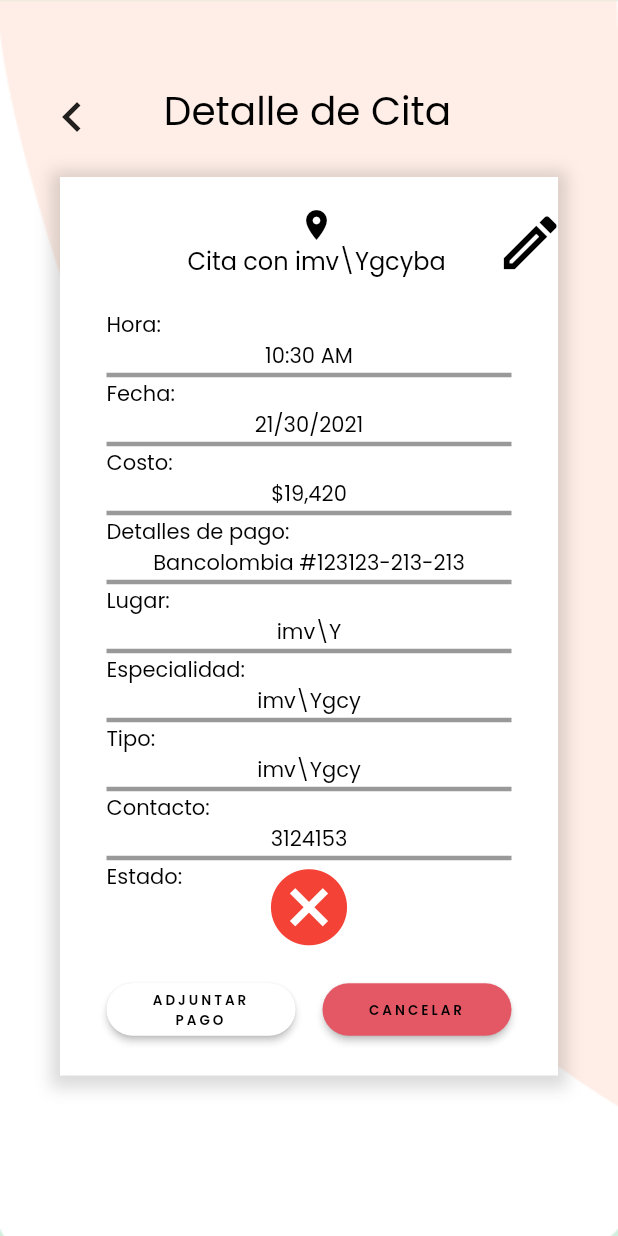
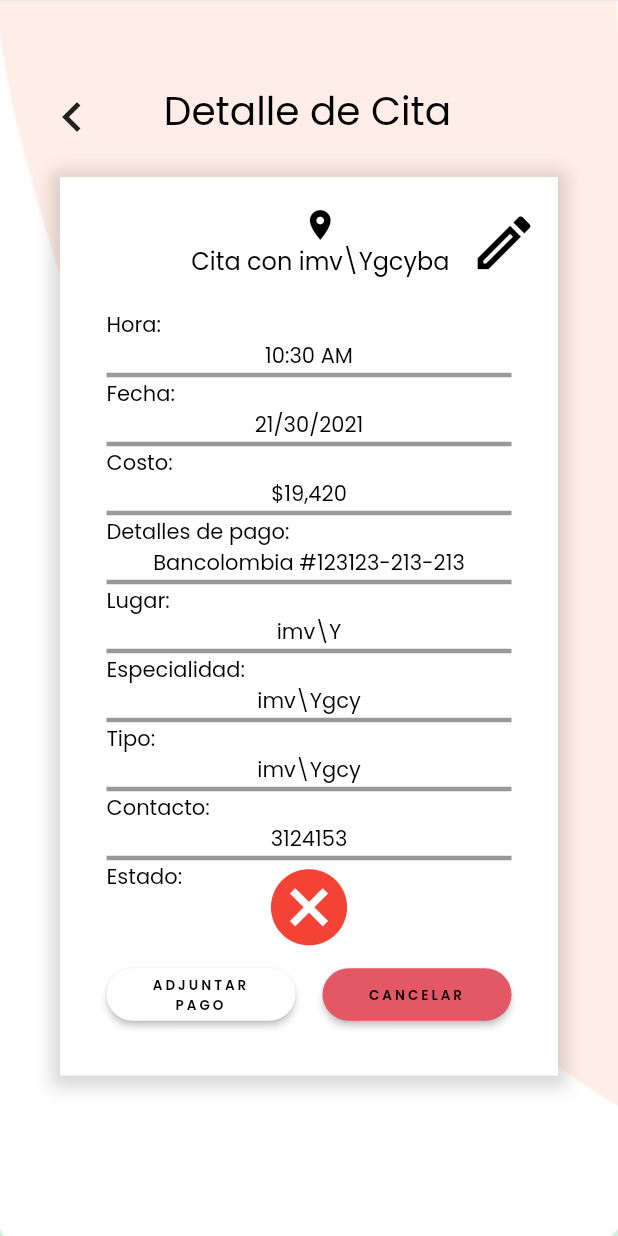
Before and after one commit to santiagocarod/Hablemos, a Flutter app: the PantallaInicio screen opened by its route, after a tap on "Citas", on a phone screen of 412 x 824 dp. Run offline on Flutter 3.47's test engine with Material 2 defaults, Android fonts, the phone set to English and light mode, and no system bars; our stand-ins replace firebase_auth, firebase_core, google_fonts, rxdart; accounts and stored records are empty.

Commit message:
issue30 correcciones

```diff
--- a/lib/presentation/pacient/dateDetails.dart
+++ b/lib/presentation/pacient/dateDetails.dart
@@ -103,12 +103,6 @@ Widget _boxInfo(BuildContext context, Size size, Cita cita) {
           _type(context, cita),
           _contact(context, cita),
           _state(context, cita),
-          SafeArea(
-            child: Container(
-              height: 10.0,
-              width: double.infinity,
-            ),
-          ),
           _buttons(context),
         ],
       ),
@@ -122,7 +116,7 @@ Widget _name(BuildContext context, Cita cita) {
   return Stack(
     children: <Widget>[
       Container(
-        margin: EdgeInsets.only(top: 20.0, bottom: 20.0, left: 85.0),
+        margin: EdgeInsets.only(top: 20.0, bottom: 20.0, left: 75.0),
         child: Column(
           crossAxisAlignment: CrossAxisAlignment.center,
           mainAxisAlignment: MainAxisAlignment.center,
@@ -151,7 +145,7 @@ Widget _name(BuildContext context, Cita cita) {
 // Edit button
 Widget _editButton(BuildContext context) {
   return Container(
-    margin: EdgeInsets.only(top: 20.0, bottom: 20.0, left: 290.0, right: 0.0),
+    margin: EdgeInsets.only(top: 20.0, bottom: 20.0, left: 260.0, right: 0.0),
     child: Icon(
       Icons.edit_outlined,
       size: 47,
--- a/lib/ux/ColumnaDos.dart
+++ b/lib/ux/ColumnaDos.dart
@@ -34,11 +34,10 @@ class ColumnaDos extends StatelessWidget {
           //Construye Boton Citas
           GestureDetector(
             onTap: () {
-              //Navigator.pushNamed(context,'dateDetails');
               Navigator.push(
                   context,
                   MaterialPageRoute(
-                      builder: (context) => DateDetails(cita: citas[0])));
+                      builder: (context) => DateDetails(cita: cita)));
             },
             child: Stack(children: [
               Container(
```
